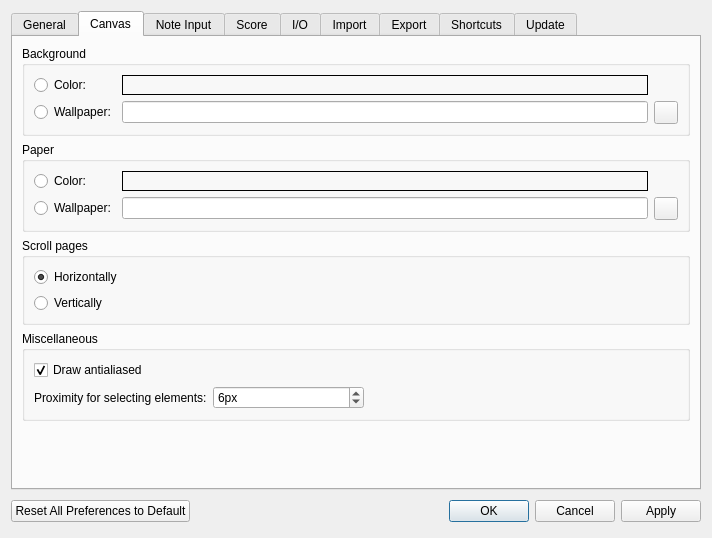
This is mscore/prefsdialog.ui in pparrilla/MuseScore as Qt 5 draws it before an edit. The edited form follows.
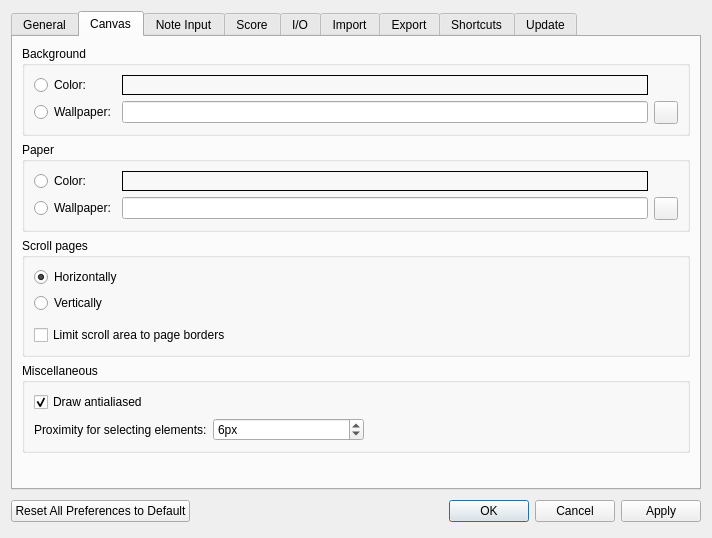
This is the edited form. The open tabs and pages were chosen to show the change. Icons and pictures are not drawn. Custom widgets are drawn as their Qt base class.

Commit message: fix #8808: Add option to limit scroll area of the navigator and the score view

The edit to the form file:
```diff
--- a/mscore/prefsdialog.ui
+++ b/mscore/prefsdialog.ui
@@ -1040,6 +1040,40 @@
             </property>
            </widget>
           </item>
+          <item row="2" column="0">
+           <spacer>
+            <property name="orientation">
+             <enum>Qt::Vertical</enum>
+            </property>
+            <property name="sizeHint" stdset="0">
+             <size>
+              <height>20</height>
+             </size>
+            </property>
+           </spacer>
+          </item>
+          <item row="3" column="0">
+           <widget class="QCheckBox" name="limitScrollArea">
+            <property name="toolTip">
+             <string>Limit the scroll area to the edges of the score</string>
+            </property>
+            <property name="whatsThis">
+             <string>If this is checked, scrolling will stop at the edge of the score.</string>
+            </property>
+            <property name="accessibleName">
+             <string>Limit scroll area to page borders</string>
+            </property>
+            <property name="accessibleDescription">
+             <string>If this is checked, scrolling will stop at the edge of the score.</string>
+            </property>
+            <property name="text">
+             <string>Limit scroll area to page borders</string>
+            </property>
+            <property name="checked">
+             <bool>false</bool>
+            </property>
+           </widget>
+          </item>
          </layout>
         </widget>
        </item>
```
Left out of the diff: 1 changed line with no effect on the pictures. The commit also changes 5 other files.
